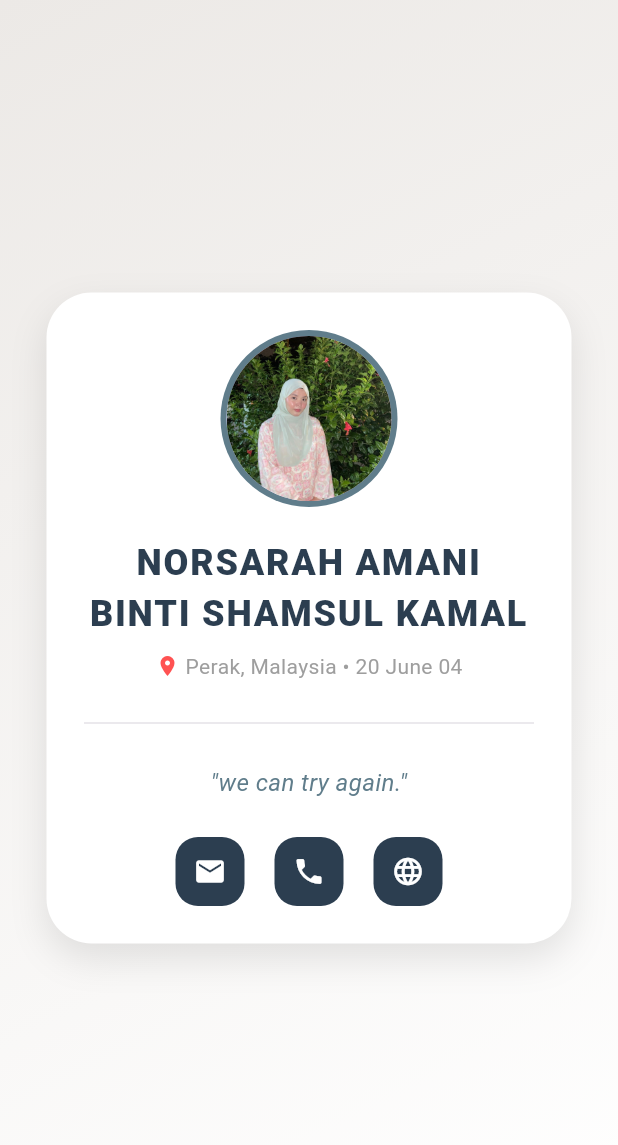
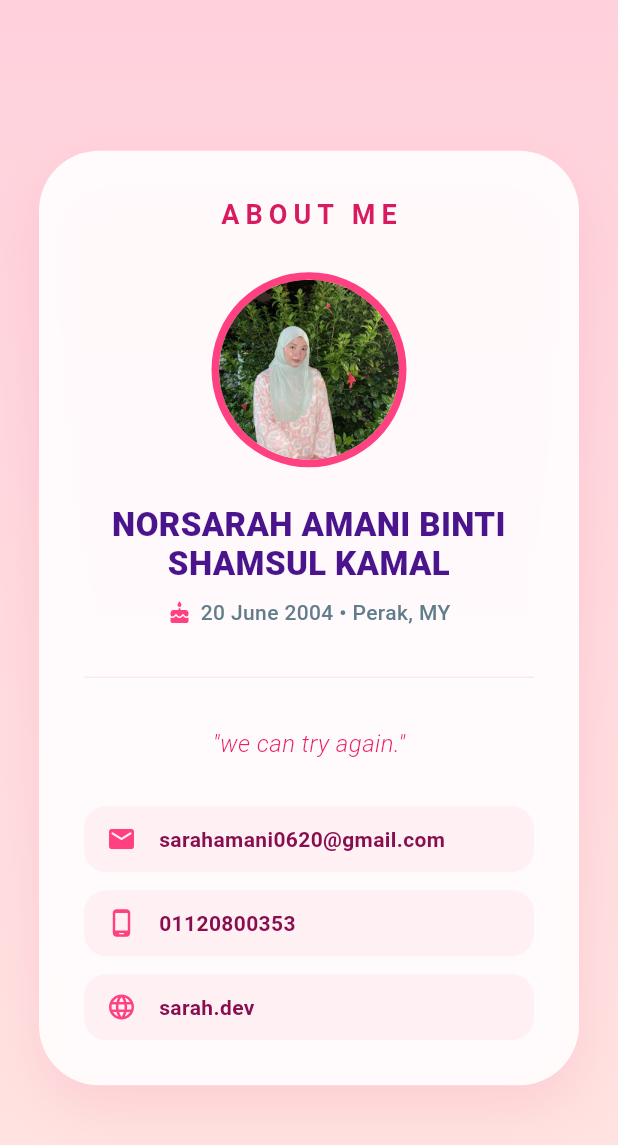
Before and after one commit to sarah-gitbyte/profile_apps, a Flutter app: the screen it shows after launch, on a phone screen of 412 x 824 dp. Shown: the top 1145 px of the screen. Run offline on Flutter 3.47's test engine with Material 3 defaults, Android fonts, the phone set to English and light mode, and no system bars.

Commit message:
Update main.dart

```diff
--- a/profile_apps/lib/main.dart
+++ b/profile_apps/lib/main.dart
@@ -11,8 +11,11 @@ class MyProfileApp extends StatelessWidget {
   Widget build(BuildContext context) {
     return MaterialApp(
       debugShowCheckedModeBanner: false,
-      title: 'Profile Sarah',
-      theme: ThemeData(useMaterial3: true),
+      title: 'About Me',
+      theme: ThemeData(
+        useMaterial3: true,
+        colorSchemeSeed: Colors.pink,
+      ),
       home: const ProfilePage(),
     );
   }
@@ -24,19 +27,21 @@ class ProfilePage extends StatelessWidget {
   @override
   Widget build(BuildContext context) {
     return Scaffold(
-      // Menggunakan Container dengan Gradient untuk background yang cantik
       body: Container(
         width: double.infinity,
         height: double.infinity,
+        // Background Pink Gradient yang lebih fresh
         decoration: const BoxDecoration(
           gradient: LinearGradient(
-            begin: Alignment.topLeft,
-            end: Alignment.bottomRight,
-            colors: [Color(0xFFece9e6), Color(0xFFffffff)],
+            begin: Alignment.topCenter,
+            end: Alignment.bottomCenter,
+            colors: [Color(0xFFFFD1DC), Color(0xFFFFE4E1)],
           ),
         ),
         child: const Center(
-          child: ProfileCard(),
+          child: SingleChildScrollView(
+            child: ProfileCard(),
+          ),
         ),
       ),
     );
@@ -49,105 +54,133 @@ class ProfileCard extends StatelessWidget {
   @override
   Widget build(BuildContext context) {
     return Container(
-      width: 350,
-      padding: const EdgeInsets.all(25),
+      width: 360,
+      margin: const EdgeInsets.symmetric(horizontal: 20, vertical: 40),
+      padding: const EdgeInsets.all(30),
       decoration: BoxDecoration(
-        color: Colors.white,
-        borderRadius: BorderRadius.circular(30),
+        color: Colors.white.withValues(alpha: 0.9),
+        borderRadius: BorderRadius.circular(40),
         boxShadow: [
           BoxShadow(
-            color: Colors.black.withOpacity(0.1),
-            blurRadius: 20,
-            offset: const Offset(0, 10),
+           color: Colors.pink.withValues(alpha: 0.1),
+            blurRadius: 30,
+            offset: const Offset(0, 15),
           ),
         ],
       ),
       child: Column(
         mainAxisSize: MainAxisSize.min,
         children: [
-          // 1. Gambar Profil dengan Border
+          // Tajuk About Me
+          const Text(
+            'ABOUT ME',
+            style: TextStyle(
+              fontSize: 18,
+              fontWeight: FontWeight.bold,
+              letterSpacing: 4,
+              color: Color(0xFFD81B60),
+            ),
+          ),
+          const SizedBox(height: 25),
+
+          // Gambar Profil
           Container(
-            padding: const EdgeInsets.all(4),
+            padding: const EdgeInsets.all(5),
             decoration: const BoxDecoration(
-              color: Colors.blueGrey,
+              color: Colors.pinkAccent,
               shape: BoxShape.circle,
             ),
             child: const CircleAvatar(
-              radius: 55,
+              radius: 60,
+              backgroundColor: Colors.white,
               backgroundImage: AssetImage('assets/profile.jpg'),
             ),
           ),
-          const SizedBox(height: 20),
+          const SizedBox(height: 25),
 
-          // 2. Nama (Gunakan FontWeight.w900 untuk impak visual)
+          // Nama
           const Text(
             'NORSARAH AMANI BINTI SHAMSUL KAMAL',
             textAlign: TextAlign.center,
             style: TextStyle(
-              fontSize: 24,
+              fontSize: 22,
               fontWeight: FontWeight.w900,
-              color: Color(0xFF2C3E50),
-              letterSpacing: 1.2,
+              color: Color(0xFF4A148C),
+              height: 1.2,
             ),
           ),
-          const SizedBox(height: 8),
+          const SizedBox(height: 10),
 
-          // 3. Lokasi & Tarikh
-          Row(
+          // Lokasi & Tarikh
+          const Row(
             mainAxisAlignment: MainAxisAlignment.center,
-            children: const [
-              Icon(Icons.location_on, size: 16, color: Colors.redAccent),
-              SizedBox(width: 4),
+            children: [
+              Icon(Icons.cake_rounded, size: 16, color: Colors.pinkAccent),
+              SizedBox(width: 6),
               Text(
-                'Perak, Malaysia • 20 June 04',
-                style: TextStyle(color: Colors.grey, fontSize: 14),
+                '20 June 2004 • Perak, MY',
+                style: TextStyle(
+                  color: Colors.blueGrey,
+                  fontSize: 14,
+                  fontWeight: FontWeight.w500,
+                ),
               ),
             ],
           ),
 
           const Padding(
-            padding: EdgeInsets.symmetric(vertical: 20),
-            child: Divider(thickness: 0.5),
+            padding: EdgeInsets.symmetric(vertical: 25),
+            child: Divider(thickness: 0.8, color: Color(0xFFFCE4EC)),
           ),
 
-          // 4. Bio Quote
+          // Quote
           const Text(
             '"we can try again."',
             textAlign: TextAlign.center,
             style: TextStyle(
               fontSize: 16,
               fontStyle: FontStyle.italic,
-              color: Colors.blueGrey,
+              color: Colors.pink,
+              fontWeight: FontWeight.w300,
             ),
           ),
-          const SizedBox(height: 25),
+          const SizedBox(height: 30),
 
-          // 5. Ikon Hubungan menggunakan Wrap
-          Wrap(
-            spacing: 20,
-            children: [
-              _buildSocialIcon(Icons.email, 'sarahamani0620@gmail.com'),
-              _buildSocialIcon(Icons.phone, '01120800353'),
-              _buildSocialIcon(Icons.language, 'sarah.dev'),
-            ],
+          // Info Hubungan (Keluar terus)
+          _buildInfoRow(Icons.email_rounded, 'sarahamani0620@gmail.com'),
+          const SizedBox(height: 12),
+          _buildInfoRow(Icons.phone_android_rounded, '01120800353'),
+          const SizedBox(height: 12),
+          _buildInfoRow(Icons.language_rounded, 'sarah.dev'),
+        ],
+      ),
+    );
+  }
+
+  // Widget bantuan untuk baris info
+  Widget _buildInfoRow(IconData icon, String text) {
+    return Container(
+      padding: const EdgeInsets.symmetric(horizontal: 15, vertical: 12),
+      decoration: BoxDecoration(
+        color: const Color(0xFFFFF1F3),
+        borderRadius: BorderRadius.circular(15),
+      ),
+      child: Row(
+        children: [
+          Icon(icon, color: Colors.pinkAccent, size: 20),
+          const SizedBox(width: 15),
+          Expanded(
+            child: Text(
+              text,
+              style: const TextStyle(
+                fontSize: 14,
+                color: Color(0xFF880E4F),
+                fontWeight: FontWeight.w600,
+              ),
+            ),
           ),
         ],
       ),
     );
   }
-
-  // Widget bantuan untuk bina butang ikon yang konsisten
-  Widget _buildSocialIcon(IconData icon, String detail) {
-    return Tooltip(
-      message: detail,
-      child: Container(
-        padding: const EdgeInsets.all(12),
-        decoration: BoxDecoration(
-          color: const Color(0xFF2C3E50),
-          borderRadius: BorderRadius.circular(15),
-        ),
-        child: Icon(icon, color: Colors.white, size: 22),
-      ),
-    );
-  }
 }
```
